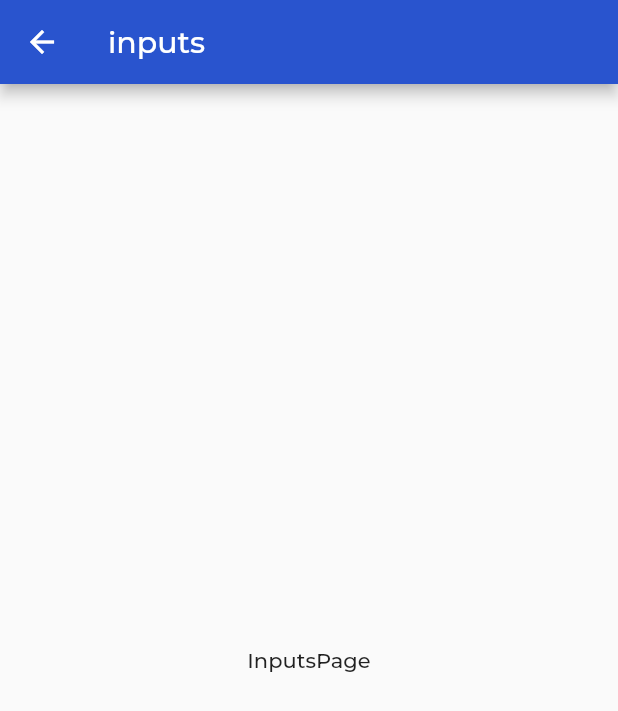
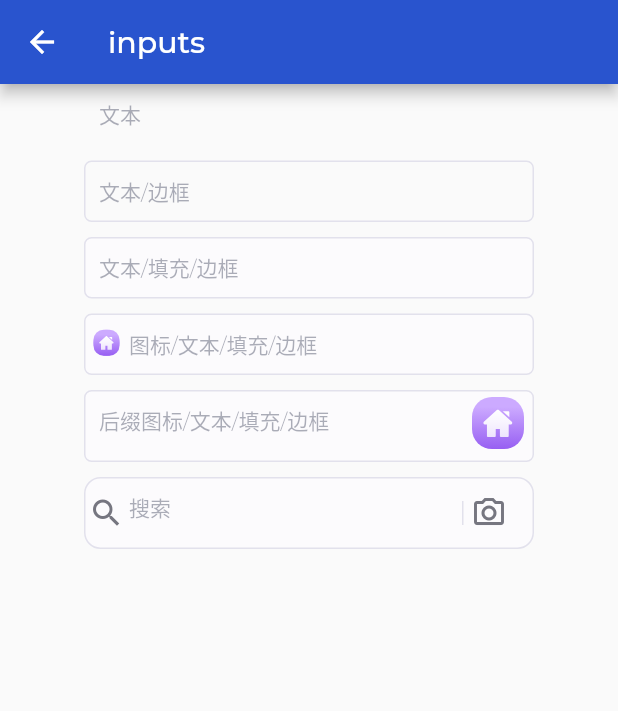
Before and after one commit to nianqinxinwu/flutter_woo_commerce_getx_learn, a Flutter app: the InputsPage screen opened by its route, on a phone screen of 412 x 824 dp. Shown: the top 711 px of the screen. Run offline on Flutter 3.47's test engine with Material 3 defaults, Android fonts, the phone set to English and light mode, and no system bars; our stand-ins replace badges, dio, extended_image, flutter_svg, get, package_info_plus and 1 more; accounts and stored records are empty; project files that could hold a hidden picture were left out.

Commit message:
新增输入框基础组件

```diff
--- a/flutter_woo_commerce_getx_learn/flutter_woo_commerce_getx_learn/lib/common/widgets/index.dart
+++ b/flutter_woo_commerce_getx_learn/flutter_woo_commerce_getx_learn/lib/common/widgets/index.dart
@@ -4,3 +4,4 @@ export 'text.dart';
 export 'icon.dart';
 export 'image.dart';
 export 'button.dart';
+export 'input.dart';
--- /dev/null
+++ b/flutter_woo_commerce_getx_learn/flutter_woo_commerce_getx_learn/lib/common/widgets/input.dart
@@ -0,0 +1,352 @@
+import 'package:flutter/material.dart';
+import 'package:flutter/services.dart';
+import 'package:flutter_woo_commerce_getx_learn/common/index.dart';
+
+enum InputWidgetType {
+  none,
+  text, // 文字
+  textBorder, // 边框
+  textFilled, // 填充/边框
+  iconTextFilled, // 图标/文字/填充/边框
+  suffixTextFilled, // 后缀/文字/填充/边框
+  search, // 搜索框
+}
+
+/// 输入框
+class InputWidget extends StatelessWidget {
+
+  /// 输入框类型
+  final InputWidgetType type;
+
+  /// 事件 - 提交
+  final Function(String)? onSubmitted;
+
+  /// 事件 - tap
+  final Function()? onTap;
+
+  /// 事件 - change
+  final Function(String)? onChanged;
+
+  /// 输入控制器
+  final TextEditingController? controller;
+
+  /// 焦点
+  final FocusNode? focusNode;
+
+  /// 输入框提示文字
+  final String? hintText;
+
+  /// 键盘类型
+  final TextInputType? keyboardType;
+
+  /// 圆角
+  final double? borderRadius;
+
+  /// 密码
+  final bool isObscureText;
+
+  /// 只读
+  final bool readOnly;
+
+  /// 最大行数
+  final int? maxLines;
+
+  /// 最小行数
+  final int? minLines;
+
+  /// 字体
+  final double? fontSize;
+
+  /// 图标
+  final Widget? icon;
+  final Widget? suffixIcon;
+
+  /// 输入框确认操作方式
+  final TextInputAction? textInputAction;
+
+  /// 输入验证
+  final List<TextInputFormatter>? inputFormatters;
+
+  /// 填充颜色
+  final Color? fillColor;
+
+  /// 边框颜色
+  final Color? borderColor;
+
+  /// 内容 padding
+  final EdgeInsetsGeometry? contentPadding;
+
+  const InputWidget({
+    super.key,
+    this.type = InputWidgetType.none,
+    this.onSubmitted,
+    this.onTap,
+    this.onChanged,
+    this.controller,
+    this.focusNode,
+    this.hintText,
+    this.keyboardType,
+    this.borderRadius,
+    this.isObscureText = false,
+    this.readOnly = false,
+    this.maxLines,
+    this.minLines,
+    this.fontSize,
+    this.icon,
+    this.suffixIcon,
+    this.textInputAction,
+    this.inputFormatters,
+    this.fillColor,
+    this.borderColor,
+    this.contentPadding
+  });
+
+  /// 文本输入
+  const InputWidget.text({
+    super.key,
+    this.type = InputWidgetType.text,
+    this.onSubmitted,
+    this.onTap,
+    this.onChanged,
+    this.controller,
+    this.focusNode,
+    this.hintText,
+    this.keyboardType,
+    this.borderRadius,
+    this.isObscureText = false,
+    this.readOnly = false,
+    this.maxLines = 1,
+    this.minLines = 1,
+    this.fontSize,
+    this.icon,
+    this.suffixIcon,
+    this.textInputAction,
+    this.inputFormatters,
+    this.fillColor,
+    this.borderColor,
+    this.contentPadding
+  });
+
+  /// 文本输入 - 边框
+ const InputWidget.textBorder({
+    super.key,
+    this.type = InputWidgetType.textBorder,
+    this.onSubmitted,
+    this.onTap,
+    this.onChanged,
+    this.controller,
+    this.focusNode,
+    this.hintText,
+    this.keyboardType,
+    this.borderRadius,
+    this.isObscureText = false,
+    this.readOnly = false,
+    this.maxLines = 1,
+    this.minLines = 1,
+    this.fontSize,
+    this.icon,
+    this.suffixIcon,
+    this.textInputAction,
+    this.inputFormatters,
+    this.fillColor,
+    this.borderColor,
+    this.contentPadding
+  });
+
+  /// 文本输入 - 填充
+  InputWidget.textFilled({
+    super.key,
+    this.type = InputWidgetType.textFilled,
+    Color? fillColor, // 输入颜色
+    this.onSubmitted,
+    this.focusNode,
+    this.hintText,
+    this.keyboardType,
+    this.isObscureText = false,
+    this.icon,
+    this.onTap,
+    this.readOnly = false,
+    this.maxLines = 1,
+    this.minLines = 1,
+    this.textInputAction,
+    this.fontSize,
+    this.inputFormatters,
+    this.suffixIcon,
+    this.contentPadding,
+    this.borderColor,
+    this.borderRadius,
+    this.onChanged,
+    this.controller,
+  })  : fillColor = fillColor ?? AppColors.surface.withOpacity(0.5);
+
+
+  /// 文本输入 - 图标文本填充
+  InputWidget.iconTextFilled(
+    this.icon, {
+    super.key,
+    this.type = InputWidgetType.iconTextFilled,
+    Color? fillColor, // 输入颜色
+    this.onSubmitted,
+    this.focusNode,
+    this.hintText,
+    this.keyboardType,
+    this.isObscureText = false,
+    this.onTap,
+    this.readOnly = false,
+    this.maxLines = 1,
+    this.minLines = 1,
+    this.textInputAction,
+    this.fontSize,
+    this.inputFormatters,
+    this.suffixIcon,
+    this.contentPadding,
+    this.borderColor,
+    this.borderRadius,
+    this.onChanged,
+    this.controller,
+  })  : fillColor = fillColor ?? AppColors.surface.withOpacity(0.5);
+
+  /// 文本输入 - 后缀图标文本填充
+  InputWidget.suffixTextFilled(
+    this.suffixIcon, {
+    super.key,
+    this.type = InputWidgetType.suffixTextFilled,
+    Color? fillColor, // 输入颜色
+    this.icon,
+    this.onSubmitted,
+    this.focusNode,
+    this.hintText,
+    this.keyboardType,
+    this.isObscureText = false,
+    this.onTap,
+    this.readOnly = false,
+    this.maxLines = 1,
+    this.minLines = 1,
+    this.textInputAction,
+    this.fontSize,
+    this.inputFormatters,
+    this.contentPadding,
+    this.borderColor,
+    this.borderRadius,
+    this.onChanged,
+    this.controller,
+  })  : fillColor = fillColor ?? AppColors.surface.withOpacity(0.5);
+
+  /// 搜索
+  InputWidget.search({
+    super.key,
+    this.type = InputWidgetType.search,
+    Color? fillColor, // 输入颜色
+    Widget? icon,
+    this.suffixIcon,
+    this.onSubmitted,
+    this.focusNode,
+    this.hintText,
+    this.keyboardType,
+    this.isObscureText = false,
+    this.onTap,
+    this.readOnly = false,
+    this.maxLines = 1,
+    this.minLines = 1,
+    this.textInputAction,
+    this.fontSize,
+    this.inputFormatters,
+    this.contentPadding,
+    this.borderColor,
+    this.borderRadius = 11,
+    this.onChanged,
+    this.controller,
+  })  : icon = icon ??
+            IconWidget.icon(
+              Icons.search,
+              color: AppColors.outline,
+            ),
+        fillColor = fillColor ?? AppColors.surface.withOpacity(0.5);
+
+
+  // 边框
+  InputBorder? get _border {
+    switch (type) {
+      case InputWidgetType.none:
+      case InputWidgetType.text:
+        return InputBorder.none;
+      default:
+        return OutlineInputBorder(
+          borderSide:
+              BorderSide(color: borderColor ?? AppColors.surfaceVariant),
+          borderRadius: BorderRadius.all(
+              Radius.circular(borderRadius ?? AppRedius.input)),
+        );
+    }
+  }
+
+  // 尾部图标
+  Widget? get _suffixIcon {
+    switch (type) {
+      case InputWidgetType.search:
+        return <Widget>[
+          Container(
+            width: 1,
+            height: 16,
+            color: AppColors.surfaceVariant,
+          ).paddingRight(AppSpace.iconTextSmail),
+          suffixIcon ??
+              IconWidget.icon(
+                Icons.photo_camera_outlined,
+                color: AppColors.outline,
+              )
+        ].toRow().width(30).paddingRight(5);
+      default:
+        return suffixIcon;
+    }
+  }
+
+  @override
+  Widget build(BuildContext context) {
+    var inputBorder = _border;
+    return TextField(
+      onTap: onTap,
+      readOnly: readOnly,
+      autocorrect: false,
+      obscureText: isObscureText,
+      controller: controller,
+      focusNode: focusNode,
+      maxLines: maxLines,
+      minLines: minLines,
+      onSubmitted: onSubmitted,
+      onChanged: onChanged,
+      textInputAction: textInputAction,
+      style: AppTextStyles.bodyText1?.copyWith(
+        fontSize: fontSize ,
+        fontWeight: FontWeight.w500,
+        color: AppColors.secondary,
+      ),
+      keyboardType: keyboardType,
+      inputFormatters: inputFormatters,
+      decoration: InputDecoration(
+        fillColor: fillColor ?? Colors.transparent,
+        prefixIcon: icon,
+        prefixIconConstraints: const BoxConstraints(
+          minWidth: 30,
+          minHeight: 0,
+        ),
+        suffixIcon: _suffixIcon,
+        hintText: hintText,
+        hintStyle: AppTextStyles.bodyText2?.copyWith(
+          fontWeight: FontWeight.w300,
+          color: AppColors.secondary.withOpacity(0.5),
+        ),
+        contentPadding: contentPadding ?? AppSpace.edgeInput,
+        isCollapsed: true,
+        isDense: true,
+        filled: true,
+        border: inputBorder,
+        enabledBorder: inputBorder,
+        focusedBorder: inputBorder,
+        errorBorder: inputBorder,
+        focusedErrorBorder: inputBorder,
+        disabledBorder: inputBorder,
+      ),
+    );
+  }
+}
--- a/flutter_woo_commerce_getx_learn/flutter_woo_commerce_getx_learn/lib/pages/styles/inputs/view.dart
+++ b/flutter_woo_commerce_getx_learn/flutter_woo_commerce_getx_learn/lib/pages/styles/inputs/view.dart
@@ -1,4 +1,5 @@
 import 'package:flutter/material.dart';
+import 'package:flutter_woo_commerce_getx_learn/common/index.dart';
 import 'package:get/get.dart';
 
 import 'index.dart';
@@ -8,9 +9,51 @@ class InputsPage extends GetView<InputsController> {
 
   // 主视图
   Widget _buildView() {
-    return const Center(
-      child: Text("InputsPage"),
+    return SingleChildScrollView(
+      child: _buildInput().center(),
     );
+  }
+
+  Widget _buildInput() {
+    return <Widget>[
+      /// 文本
+      const InputWidget.text(
+        hintText: "文本",
+      ).width(300).paddingBottom(AppSpace.listRow),
+
+       /// 文本/边框
+      const InputWidget.textBorder(
+        hintText: "文本/边框",
+      ).width(300).paddingBottom(AppSpace.listRow),
+
+      /// 文本/填充/边框
+      InputWidget.textFilled(
+        hintText: "文本/填充/边框",
+      ).width(300).paddingBottom(AppSpace.listRow),
+
+      /// 图标/文本/填充/边框
+      InputWidget.iconTextFilled(
+        IconWidget.svg(
+          AssetsSvgs.cHomeSvg,
+        ),
+        hintText: "图标/文本/填充/边框",
+      ).width(300).paddingBottom(AppSpace.listRow),
+
+      /// 后缀图标/文本/填充/边框
+      InputWidget.suffixTextFilled(
+        IconWidget.svg(
+          AssetsSvgs.cHomeSvg,
+        ),
+        hintText: "后缀图标/文本/填充/边框",
+      ).width(300).paddingBottom(AppSpace.listRow),
+
+      /// 搜索
+      InputWidget.search(
+        hintText: "搜索",
+      ).width(300).paddingBottom(AppSpace.listRow),
+
+      // END
+    ].toColumn();
   }
 
   @override
--- a/flutter_woo_commerce_getx_learn/flutter_woo_commerce_getx_learn/lib/pages/styles/styles_index/view.dart
+++ b/flutter_woo_commerce_getx_learn/flutter_woo_commerce_getx_learn/lib/pages/styles/styles_index/view.dart
@@ -40,7 +40,11 @@ class StylesIndexPage extends GetView<StylesIndexController> {
           ),
         ),
 
-
+        // input 输入框
+        ListTile(
+          onTap: () => Get.toNamed(RouteNames.stylesInputs),
+          title: const TextWidget.body1("Input 输入框"),
+        ),
 
         // ListTile 列表项
         ListTile(
```
